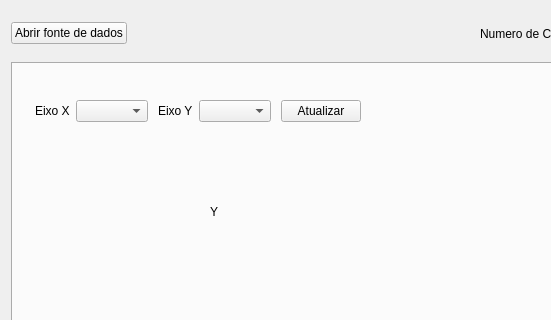
This is mainwindow.ui in GabrielPrototype/Academic-KMEANS-IRIS as Qt 5 draws it before an edit; both pictures show x 0 to 551 and y 0 to 320 of the 792 by 510 pixel window. The edited form follows.
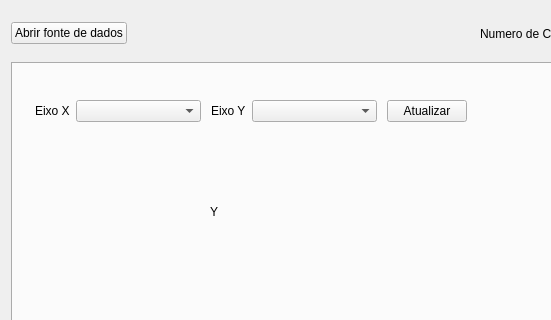
This is the edited form. Icons and pictures are not drawn.

Commit message: fixes lack of space in combobox

The edit to the form file:
```diff
--- a/mainwindow.ui
+++ b/mainwindow.ui
@@ -222,6 +222,12 @@
                 </item>
                 <item>
                  <widget class="QComboBox" name="cmbX">
+                  <property name="minimumSize">
+                   <size>
+                    <width>125</width>
+                    <height>0</height>
+                   </size>
+                  </property>
                   <property name="frame">
                    <bool>true</bool>
                   </property>
@@ -239,7 +245,14 @@
                  </widget>
                 </item>
                 <item>
-                 <widget class="QComboBox" name="cmbY"/>
+                 <widget class="QComboBox" name="cmbY">
+                  <property name="minimumSize">
+                   <size>
+                    <width>125</width>
+                    <height>0</height>
+                   </size>
+                  </property>
+                 </widget>
                 </item>
                </layout>
               </item>
```
